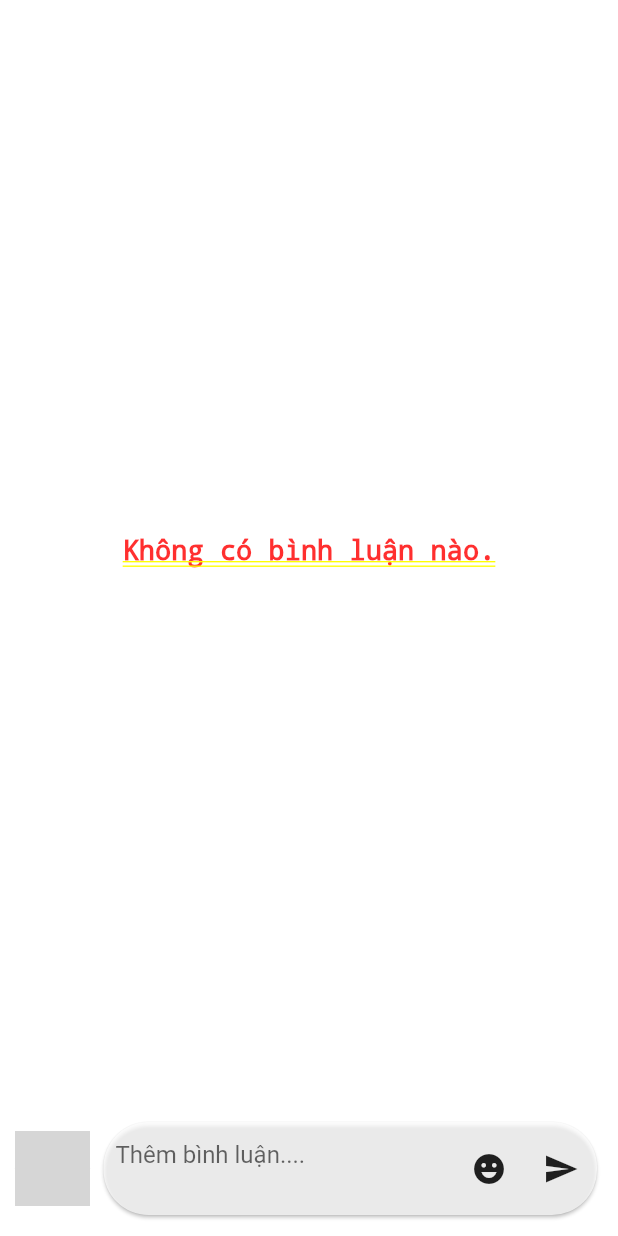
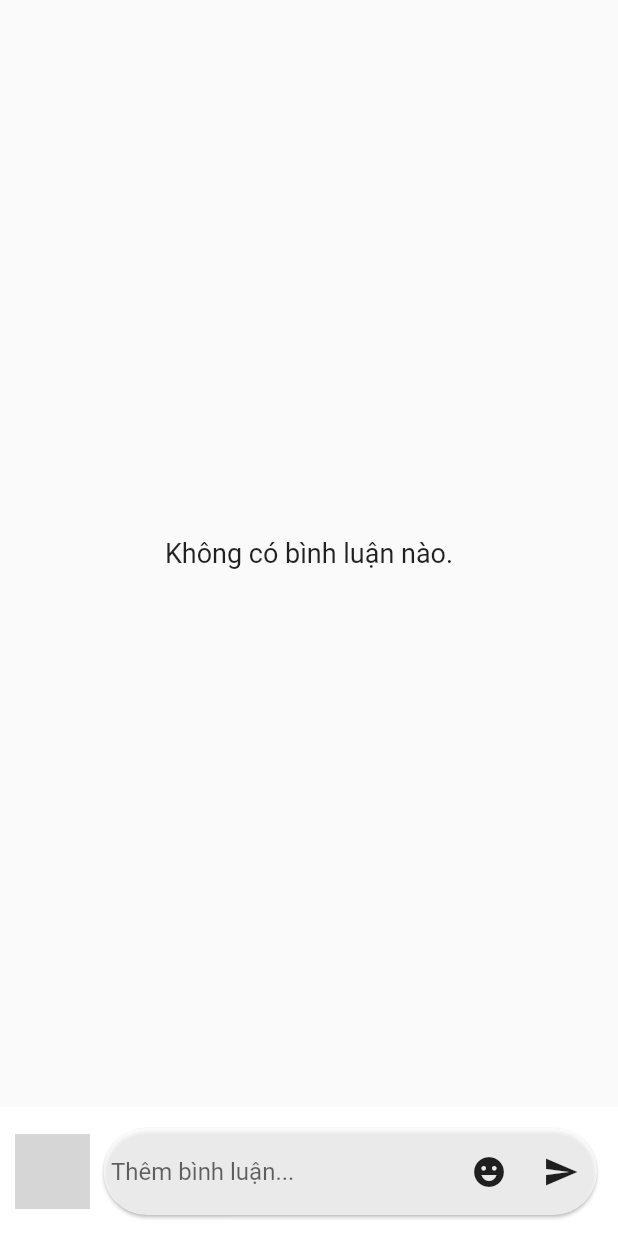
Before and after one commit to Dao-Van-Thanh/App_Top_Top, a Flutter app: the CommentsDialog screen opened directly with empty values, after a tap on the "emoji emotions" icon, on a phone screen of 412 x 824 dp. Run offline on Flutter 3.47's test engine with Material 2 defaults, Android fonts, the phone set to English and light mode, and no system bars; our stand-ins replace cached_network_image, camera, chewie, cloud_firestore, expandable_text, file_picker and 9 more; missing offline and left inert: flutter_downloader, phone_form_field, video_thumbnail; accounts and stored records are empty; network calls fail; grey boxes are pictures that could not be loaded.

Commit message:
fix lỗi linh tinh

```diff
--- a/lib/View/Pages/TrangChu/dialog_comments.dart
+++ b/lib/View/Pages/TrangChu/dialog_comments.dart
@@ -1,28 +1,23 @@
 import 'package:app/Model/user_model.dart';
-import 'package:app/Provider/text_provider.dart';
 import 'package:app/Services/comment_service.dart';
-import 'package:app/View/Widget/avatar.dart';
+import 'package:flutter/material.dart';
+import 'package:firebase_auth/firebase_auth.dart';
 import 'package:cloud_firestore/cloud_firestore.dart';
-import 'package:firebase_auth/firebase_auth.dart';
-import 'package:flutter/cupertino.dart';
-import 'package:flutter/material.dart';
-import 'package:provider/provider.dart';
 
 class CommentsDialog extends StatefulWidget {
+  const CommentsDialog({Key? key, required this.videoId}) : super(key: key);
   final String videoId;
-  const CommentsDialog(this.videoId);
 
   @override
   State<CommentsDialog> createState() => _CommentsDialogState();
 }
 
 class _CommentsDialogState extends State<CommentsDialog> {
-  final user = FirebaseAuth.instance.currentUser;
-  late UserModel userModel;
   final textController = TextEditingController();
   String? avatarURL;
   CommentService commentService = CommentService();
-  List<UserModel> userModels = [];
+  String? uId;
+  bool checkLogin = false;
 
   @override
   void initState() {
@@ -31,16 +26,35 @@ class _CommentsDialogState extends State<CommentsDialog> {
   }
 
   Future<void> _getId() async {
-    CommentService().getAvatarUrl(user!.uid).then((url) {
+    final user = FirebaseAuth.instance.currentUser;
+    if (user != null) {
       setState(() {
-        avatarURL = url ?? 'https://cdn.pixabay.com/photo/2023/10/04/02/55/mountains-8292685_640.jpg';
+        uId = user.uid;
+        checkLogin = true;
       });
+      CommentService().getAvatarUrl(uId!).then((url) {
+        if (url != null) {
+          setState(() {
+            avatarURL = url;
           });
+        }
+      });
+    } else {
+      setState(() {
+        checkLogin = false;
+      });
+    }
   }
 
   @override
   Widget build(BuildContext context) {
-    return StreamBuilder<DocumentSnapshot>(
+    return Scaffold(
+      resizeToAvoidBottomInset: true,
+      body: Column(
+        children: [
+          Expanded(
+            flex: 8,
+            child: StreamBuilder<DocumentSnapshot>(
               stream: CommentService().getCmtVideo(widget.videoId),
               builder: (context, snapshot) {
                 if (snapshot.connectionState == ConnectionState.waiting) {
@@ -48,56 +62,47 @@ class _CommentsDialogState extends State<CommentsDialog> {
                 } else if (snapshot.hasError) {
                   return Text("Error: ${snapshot.error}");
                 } else {
-          final data = snapshot.data?.data() as Map<String, dynamic>;
+                  final data = snapshot.data?.data() as Map<String, dynamic> ?? {};
                   final comments = data?['comments'] as List<dynamic>;
-
                   if (comments.isEmpty) {
                     return Center(
-              child: Column(
-                mainAxisAlignment: MainAxisAlignment.spaceBetween,
-                children: [
-                  SizedBox(width: 50),
-                  Text(
-                    "Không có bình luận nào.",
-                    style: TextStyle(fontSize: 18),
-                  ),
-                  footerDialog(avatarURL!, widget.videoId),
-                ],
-              ),
+                      child: Text("Không có bình luận nào.", style: TextStyle(fontSize: 18)),
                     );
                   }
-
-          return Scaffold(
-            body: Container(
-              width: MediaQuery.of(context).size.width,
-              child: Stack(
-                children: [
-                  ListView.builder(
+                  return ListView.builder(
                     itemCount: comments.length,
                     reverse: false,
                     itemBuilder: (context, index) {
                       final reversedComments = comments.reversed.toList();
                       return ShowComment(cmtData: reversedComments[index]);
                     },
+                  );
+                }
+              },
             ),
-                  Positioned(
-                    bottom: 0,
-                    child: Column(
-                      children: [
-                        footerDialog(avatarURL!, widget.videoId),
-                      ],
+          ),
+          SingleChildScrollView(
+            child: Expanded(
+              flex: 3,
+              child: FooterDialog(avatarURL: 'https://cdn.pixabay.com/photo/2023/08/29/19/42/goose-8222013_640.jpg', videoId: widget.videoId, textController: textController, uId: uId),
             ),
           ),
         ],
       ),
-            ),
     );
   }
-      },
-    );
 }
 
-  Widget footerDialog(String urlImage, String videoId) {
+class FooterDialog extends StatelessWidget {
+  final String? avatarURL;
+  final String videoId;
+  final TextEditingController textController;
+  final String? uId;
+
+  FooterDialog({required this.avatarURL, required this.videoId, required this.textController, required this.uId});
+
+  @override
+  Widget build(BuildContext context) {
     return Container(
       width: MediaQuery.of(context).size.width,
       color: Colors.white,
@@ -108,13 +113,13 @@ class _CommentsDialogState extends State<CommentsDialog> {
           Row(
             children: [
               FutureBuilder(
-                future: precacheImage(NetworkImage(urlImage), context),
+                future: precacheImage(NetworkImage(avatarURL!), context),
                 builder: (context, snapshot) {
                   return avatarURL != null
                       ? AvatarCircle(
-                    urlImage: urlImage,
+                    urlImage: avatarURL!,
                     widthImage: 50,
-                    heightImagel: 50,
+                    heightImage: 50,
                   )
                       : CircularProgressIndicator();
                 },
@@ -130,12 +135,12 @@ class _CommentsDialogState extends State<CommentsDialog> {
                     children: [
                       Expanded(
                         child: Padding(
-                          padding: const EdgeInsets.symmetric(horizontal: 8.0),
+                          padding: const EdgeInsets.all(5),
                           child: TextField(
-                            maxLines: 2,
+                            maxLines: null,
                             controller: textController,
                             decoration: InputDecoration(
-                              hintText: 'Thêm bình luận....',
+                              hintText: 'Thêm bình luận...',
                               border: InputBorder.none,
                             ),
                           ),
@@ -143,16 +148,13 @@ class _CommentsDialogState extends State<CommentsDialog> {
                       ),
                       IconButton(
                         onPressed: () {
-                          setState(() {
-                            // isEmoji = !isEmoji;
-                          });
+                          // Handle emoji picker here.
                         },
                         icon: Icon(Icons.emoji_emotions),
                       ),
                       IconButton(
                         onPressed: () {
-                          CommentService().sendCmt(
-                              videoId, textController.text.trim(), user!.uid);
+                          CommentService().sendCmt(videoId, textController.text.trim(), uId!);
                           textController.clear();
                         },
                         icon: Icon(Icons.send),
@@ -170,40 +172,38 @@ class _CommentsDialogState extends State<CommentsDialog> {
 }
 
 class ShowComment extends StatelessWidget {
-  const ShowComment({required this.cmtData});
+  final Map<String, dynamic> cmtData;
 
-  final Map<String, dynamic> cmtData;
+  ShowComment({required this.cmtData});
 
   @override
   Widget build(BuildContext context) {
-    final relineComment = Provider.of<TextProvider>(context);
     Timestamp timestamp = cmtData['timestamp'];
     DateTime dateTime = timestamp.toDate();
     DateTime now = DateTime.now();
     Duration duration = now.difference(dateTime);
     int s = duration.inSeconds;
     String? times;
+    String avarTest ='https://cdn.pixabay.com/photo/2023/08/29/19/42/goose-8222013_640.jpg';
 
     if (s < 60) {
-      String time = "${s} giây";
+      String time = "${s} seconds";
       times = time;
     } else if (s >= 60 && s < 3600) {
       int p = duration.inMinutes;
-      String time = "${p} phút";
+      String time = "${p} minutes";
       times = time;
     } else if (s >= 3600 && s < 86400) {
       int h = duration.inHours;
-      String time = "${h} giờ";
+      String time = "${h} hours";
       times = time;
     } else {
       int day = duration.inDays;
-      String time = "${day} ngày";
+      String time = "${day} days";
       times = time;
     }
 
-    return Column(
-      children: [
-        FutureBuilder<UserModel?>(
+    return FutureBuilder<UserModel?>(
       future: CommentService().getUserDataForUid(cmtData['uid']),
       builder: (context, snapshot) {
         if (snapshot.connectionState == ConnectionState.waiting) {
@@ -217,16 +217,16 @@ class ShowComment extends StatelessWidget {
             child: Row(
               children: [
                 AvatarCircle(
-                      urlImage: userModel!.avatarURL,
+                  urlImage: avarTest,
                   widthImage: 50,
-                      heightImagel: 50,
+                  heightImage: 50,
                 ),
                 SizedBox(width: 10),
                 Column(
                   crossAxisAlignment: CrossAxisAlignment.start,
                   children: [
                     Text(
-                          userModel.fullName,
+                      userModel!.fullName,
                       style: TextStyle(
                         fontSize: 15,
                         fontWeight: FontWeight.bold,
@@ -254,32 +254,15 @@ class ShowComment extends StatelessWidget {
                         ),
                         TextButton(
                           onPressed: () {
-                                relineComment.isFullText();
+                            // Handle reply action here.
                           },
-                              child: Text("Trả lời", style: TextStyle(color: Colors.black)),
+                          child: Text(
+                            "Reply",
+                            style: TextStyle(color: Colors.black),
                           ),
-
-                          ],
-                        ),
-                            DividerRow(),
-                      ],
                         ),
                       ],
                     ),
-              );
-            }
-          },
-        ),
-      ],
-    );
-  }
-}
-
-class DividerRow extends StatelessWidget {
-  @override
-  Widget build(BuildContext context) {
-    return Column(
-      children: [
                     Row(
                       children: [
                         Container(
@@ -292,15 +275,50 @@ class DividerRow extends StatelessWidget {
                         ),
                         SizedBox(width: 5),
                         TextButton(
-              onPressed: () {},
+                          onPressed: () {
+                            // Handle view replies action here.
+                          },
                           child: Text(
-                "Xem 5 câu trả lời",
-                style: TextStyle(color: Colors.grey),
+                            "View 5 replies",
+                            style: TextStyle(
+                              color: Colors.grey,
+                            ),
                           ),
                         ),
                       ],
                     ),
                   ],
+                ),
+              ],
+            ),
+          );
+        }
+      },
     );
   }
 }
+
+class AvatarCircle extends StatelessWidget {
+  final String urlImage;
+  final double widthImage;
+  final double heightImage;
+
+  AvatarCircle({
+    required this.urlImage,
+    required this.widthImage,
+    required this.heightImage,
+  });
+
+  @override
+  Widget build(BuildContext context) {
+    return ClipRRect(
+      borderRadius: BorderRadius.circular(widthImage / 2),
+      child: Image.network(
+        urlImage,
+        width: widthImage,
+        height: heightImage,
+        fit: BoxFit.cover,
+      ),
+    );
+  }
+}
--- a/lib/View/Widget/home_side_bar.dart
+++ b/lib/View/Widget/home_side_bar.dart
@@ -76,7 +76,7 @@ class HomeSideBar extends StatelessWidget {
                 showModalBottomSheet(
                   context: context,
                   builder: (context) {
-                    return  CommentsDialog(videoProvider.videoId);
+                    return  CommentsDialog(videoId:videoProvider.videoId);
                   },
                 );
                 break;
```
Lines whose indentation alone changed are shown as unchanged.
